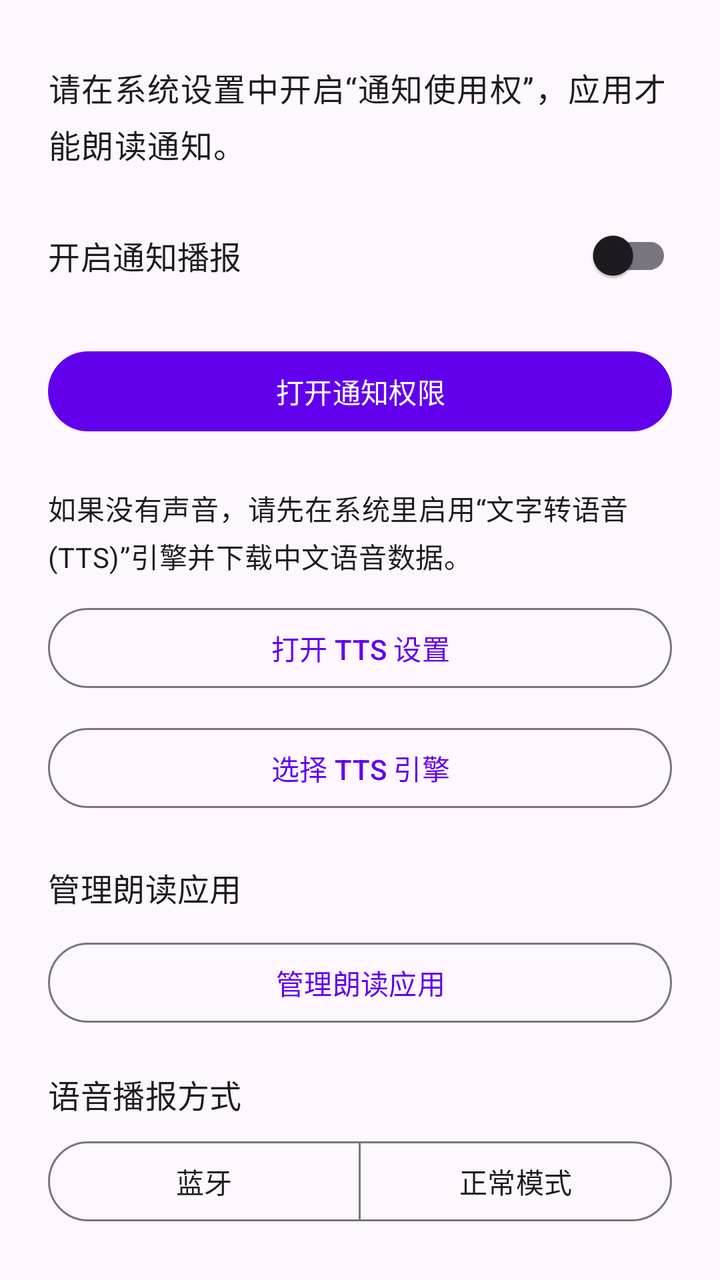
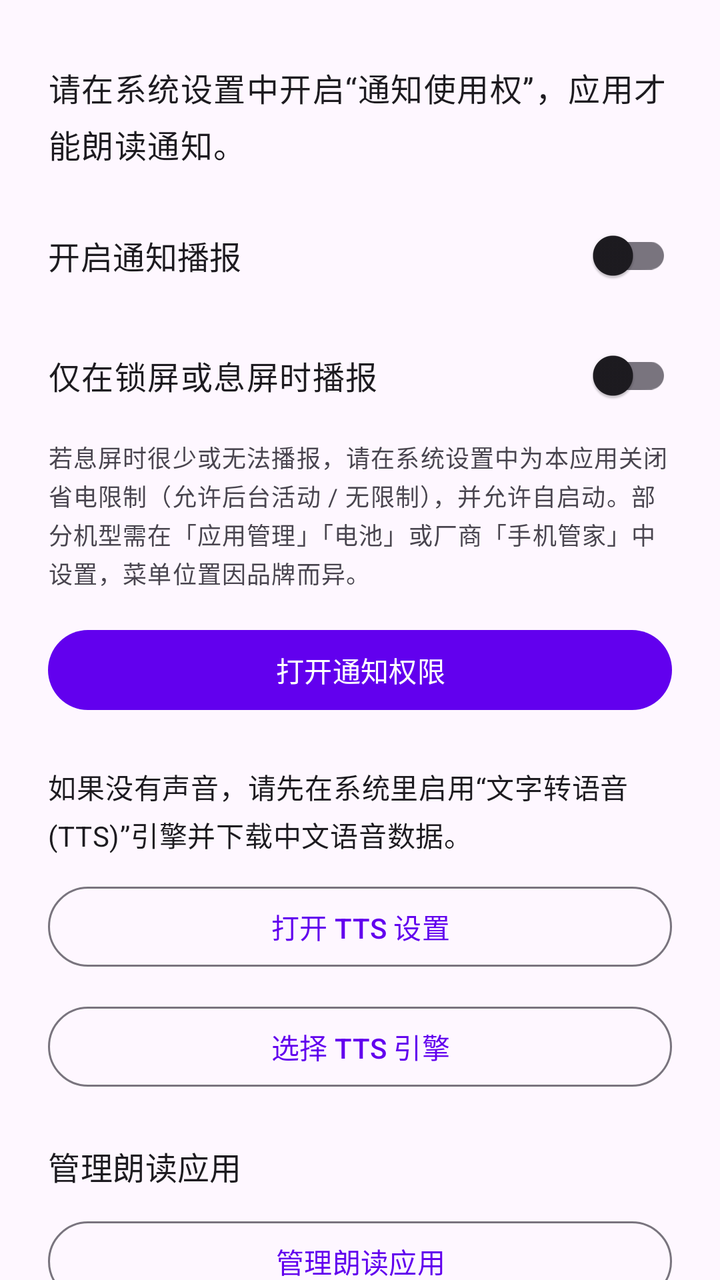

Two renders of the same Android screen: before a commit and after it. Below are the layout's source before the change and the commit's diff.
<!-- AndroidManifest.xml: application theme Theme.NotificationReader2 -->
<!-- res/layout/activity_main.xml -->
<?xml version="1.0" encoding="utf-8"?>
<androidx.constraintlayout.widget.ConstraintLayout xmlns:android="http://schemas.android.com/apk/res/android"
    xmlns:app="http://schemas.android.com/apk/res-auto"
    xmlns:tools="http://schemas.android.com/tools"
    android:layout_width="match_parent"
    android:layout_height="match_parent"
    tools:context=".MainActivity">

    <com.google.android.material.textview.MaterialTextView
        android:id="@+id/hintText"
        android:layout_width="0dp"
        android:layout_height="wrap_content"
        android:layout_marginStart="24dp"
        android:layout_marginEnd="24dp"
        android:layout_marginTop="32dp"
        android:text="@string/notification_access_hint"
        android:textAppearance="?attr/textAppearanceBodyLarge"
        app:layout_constraintEnd_toEndOf="parent"
        app:layout_constraintStart_toStartOf="parent"
        app:layout_constraintTop_toTopOf="parent" />

    <com.google.android.material.switchmaterial.SwitchMaterial
        android:id="@+id/masterReadSwitch"
        android:layout_width="0dp"
        android:layout_height="wrap_content"
        android:layout_marginStart="24dp"
        android:layout_marginEnd="24dp"
        android:layout_marginTop="20dp"
        android:text="@string/master_read_aloud_switch"
        android:textAppearance="?attr/textAppearanceTitleMedium"
        app:layout_constraintEnd_toEndOf="parent"
        app:layout_constraintStart_toStartOf="parent"
        app:layout_constraintTop_toBottomOf="@id/hintText" />

    <com.google.android.material.button.MaterialButton
        android:id="@+id/openAccessButton"
        android:layout_width="0dp"
        android:layout_height="wrap_content"
        android:layout_marginStart="24dp"
        android:layout_marginEnd="24dp"
        android:layout_marginTop="20dp"
        android:text="@string/open_notification_access"
        app:layout_constraintEnd_toEndOf="parent"
        app:layout_constraintStart_toStartOf="parent"
        app:layout_constraintTop_toBottomOf="@id/masterReadSwitch" />

    <com.google.android.material.textview.MaterialTextView
        android:id="@+id/ttsHintText"
        android:layout_width="0dp"
        android:layout_height="wrap_content"
        android:layout_marginStart="24dp"
        android:layout_marginEnd="24dp"
        android:layout_marginTop="24dp"
        android:text="@string/tts_settings_hint"
        android:textAppearance="?attr/textAppearanceBodyMedium"
        app:layout_constraintEnd_toEndOf="parent"
        app:layout_constraintStart_toStartOf="parent"
        app:layout_constraintTop_toBottomOf="@id/openAccessButton" />

    <com.google.android.material.button.MaterialButton
        android:id="@+id/openTtsButton"
        style="?attr/materialButtonOutlinedStyle"
        android:layout_width="0dp"
        android:layout_height="wrap_content"
        android:layout_marginStart="24dp"
        android:layout_marginEnd="24dp"
        android:layout_marginTop="12dp"
        android:text="@string/open_tts_settings"
        app:layout_constraintEnd_toEndOf="parent"
        app:layout_constraintStart_toStartOf="parent"
        app:layout_constraintTop_toBottomOf="@id/ttsHintText" />

    <com.google.android.material.button.MaterialButton
        android:id="@+id/pickTtsEngineButton"
        style="?attr/materialButtonOutlinedStyle"
        android:layout_width="0dp"
        android:layout_height="wrap_content"
        android:layout_marginStart="24dp"
        android:layout_marginEnd="24dp"
        android:layout_marginTop="12dp"
        android:text="@string/pick_tts_engine"
        app:layout_constraintEnd_toEndOf="parent"
        app:layout_constraintStart_toStartOf="parent"
        app:layout_constraintTop_toBottomOf="@id/openTtsButton" />

    <com.google.android.material.textview.MaterialTextView
        android:id="@+id/manageTitle"
        android:layout_width="0dp"
        android:layout_height="wrap_content"
        android:layout_marginStart="24dp"
        android:layout_marginEnd="24dp"
        android:layout_marginTop="24dp"
        android:text="@string/manage_read_aloud_apps"
        android:textAppearance="?attr/textAppearanceTitleMedium"
        app:layout_constraintEnd_toEndOf="parent"
        app:layout_constraintStart_toStartOf="parent"
        app:layout_constraintTop_toBottomOf="@id/pickTtsEngineButton" />

    <com.google.android.material.button.MaterialButton
        android:id="@+id/manageAppsButton"
        style="?attr/materialButtonOutlinedStyle"
        android:layout_width="0dp"
        android:layout_height="wrap_content"
        android:layout_marginStart="24dp"
        android:layout_marginEnd="24dp"
        android:layout_marginTop="12dp"
        android:text="@string/manage_read_aloud_apps"
        app:layout_constraintEnd_toEndOf="parent"
        app:layout_constraintStart_toStartOf="parent"
        app:layout_constraintTop_toBottomOf="@id/manageTitle" />

    <com.google.android.material.textview.MaterialTextView
        android:id="@+id/playbackModeTitle"
        android:layout_width="0dp"
        android:layout_height="wrap_content"
        android:layout_marginStart="24dp"
        android:layout_marginEnd="24dp"
        android:layout_marginTop="20dp"
        android:text="@string/read_aloud_mode_title"
        android:textAppearance="?attr/textAppearanceTitleMedium"
        app:layout_constraintEnd_toEndOf="parent"
        app:layout_constraintStart_toStartOf="parent"
        app:layout_constraintTop_toBottomOf="@id/manageAppsButton" />

    <com.google.android.material.button.MaterialButtonToggleGroup
        android:id="@+id/playbackModeToggleGroup"
        android:layout_width="0dp"
        android:layout_height="wrap_content"
        android:layout_marginStart="24dp"
        android:layout_marginEnd="24dp"
        android:layout_marginTop="8dp"
        app:layout_constraintEnd_toEndOf="parent"
        app:layout_constraintStart_toStartOf="parent"
        app:layout_constraintTop_toBottomOf="@id/playbackModeTitle"
        app:selectionRequired="true"
        app:singleSelection="true">

        <com.google.android.material.button.MaterialButton
            android:id="@+id/modeBluetoothButton"
            style="?attr/materialButtonOutlinedStyle"
            android:layout_width="0dp"
            android:layout_height="wrap_content"
            android:layout_weight="1"
            android:text="@string/read_aloud_mode_bluetooth" />

        <com.google.android.material.button.MaterialButton
            android:id="@+id/modeNormalButton"
            style="?attr/materialButtonOutlinedStyle"
            android:layout_width="0dp"
            android:layout_height="wrap_content"
            android:layout_weight="1"
            android:text="@string/read_aloud_mode_normal" />
    </com.google.android.material.button.MaterialButtonToggleGroup>

    <com.google.android.material.textview.MaterialTextView
        android:id="@+id/headsetStatusText"
        android:layout_width="0dp"
        android:layout_height="wrap_content"
        android:layout_marginStart="24dp"
        android:layout_marginEnd="24dp"
        android:layout_marginTop="16dp"
        android:textAppearance="?attr/textAppearanceBodyMedium"
        app:layout_constraintEnd_toEndOf="parent"
        app:layout_constraintStart_toStartOf="parent"
        app:layout_constraintTop_toBottomOf="@id/playbackModeToggleGroup" />

    <com.google.android.material.textview.MaterialTextView
        android:id="@+id/notifAccessStatusText"
        android:layout_width="0dp"
        android:layout_height="wrap_content"
        android:layout_marginStart="24dp"
        android:layout_marginEnd="24dp"
        android:layout_marginTop="8dp"
        android:textAppearance="?attr/textAppearanceBodyMedium"
        app:layout_constraintEnd_toEndOf="parent"
        app:layout_constraintStart_toStartOf="parent"
        app:layout_constraintTop_toBottomOf="@id/headsetStatusText" />

    <com.google.android.material.textview.MaterialTextView
        android:id="@+id/ttsEngineStatusText"
        android:layout_width="0dp"
        android:layout_height="wrap_content"
        android:layout_marginStart="24dp"
        android:layout_marginEnd="24dp"
        android:layout_marginTop="8dp"
        android:textAppearance="?attr/textAppearanceBodyMedium"
        app:layout_constraintEnd_toEndOf="parent"
        app:layout_constraintStart_toStartOf="parent"
        app:layout_constraintTop_toBottomOf="@id/notifAccessStatusText" />

</androidx.constraintlayout.widget.ConstraintLayout>
<!-- resources referenced by this layout -->
<resources>
  <string name="manage_read_aloud_apps">管理朗读应用</string>
  <string name="master_read_aloud_switch">开启通知播报</string>
  <string name="notification_access_hint">请在系统设置中开启“通知使用权”，应用才能朗读通知。</string>
  <string name="open_notification_access">打开通知权限</string>
  <string name="open_tts_settings">打开 TTS 设置</string>
  <string name="pick_tts_engine">选择 TTS 引擎</string>
  <string name="read_aloud_mode_bluetooth">蓝牙</string>
  <string name="read_aloud_mode_normal">正常模式</string>
  <string name="read_aloud_mode_title">语音播报方式</string>
  <string name="tts_settings_hint">如果没有声音，请先在系统里启用“文字转语音(TTS)”引擎并下载中文语音数据。</string>
  <style name="Theme.NotificationReader2" parent="Theme.Material3.DayNight.NoActionBar">
          <item name="colorPrimary">@color/purple_500</item>
          <item name="colorOnPrimary">@color/white</item>
          <item name="colorSecondary">@color/teal_200</item>
          <item name="colorOnSecondary">@color/black</item>
          <item name="android:statusBarColor" tools:targetApi="l">?attr/colorPrimary</item>
      </style>
  <color name="purple_500">#FF6200EE</color>
  <color name="white">#FFFFFFFF</color>
  <color name="teal_200">#FF03DAC5</color>
  <color name="black">#FF000000</color>
</resources>

<!-- the commit's change to res/layout/activity_main.xml (unified diff, before → after) -->
@@ -32,17 +32,44 @@
         app:layout_constraintStart_toStartOf="parent"
         app:layout_constraintTop_toBottomOf="@id/hintText" />
 
+    <com.google.android.material.switchmaterial.SwitchMaterial
+        android:id="@+id/onlyLockedOrScreenOffSwitch"
+        android:layout_width="0dp"
+        android:layout_height="wrap_content"
+        android:layout_marginStart="24dp"
+        android:layout_marginEnd="24dp"
+        android:layout_marginTop="12dp"
+        android:text="@string/only_locked_or_screen_off_switch"
+        android:textAppearance="?attr/textAppearanceBodyLarge"
+        app:layout_constraintEnd_toEndOf="parent"
+        app:layout_constraintStart_toStartOf="parent"
+        app:layout_constraintTop_toBottomOf="@id/masterReadSwitch" />
+
+    <com.google.android.material.textview.MaterialTextView
+        android:id="@+id/screenOffBatteryHintText"
+        android:layout_width="0dp"
+        android:layout_height="wrap_content"
+        android:layout_marginStart="24dp"
+        android:layout_marginEnd="24dp"
+        android:layout_marginTop="8dp"
+        android:text="@string/screen_off_battery_hint"
+        android:textAppearance="?attr/textAppearanceBodySmall"
+        android:textColor="?android:attr/textColorSecondary"
+        app:layout_constraintEnd_toEndOf="parent"
+        app:layout_constraintStart_toStartOf="parent"
+        app:layout_constraintTop_toBottomOf="@id/onlyLockedOrScreenOffSwitch" />
+
     <com.google.android.material.button.MaterialButton
         android:id="@+id/openAccessButton"
         android:layout_width="0dp"
         android:layout_height="wrap_content"
         android:layout_marginStart="24dp"
         android:layout_marginEnd="24dp"
-        android:layout_marginTop="20dp"
+        android:layout_marginTop="16dp"
         android:text="@string/open_notification_access"
         app:layout_constraintEnd_toEndOf="parent"
         app:layout_constraintStart_toStartOf="parent"
-        app:layout_constraintTop_toBottomOf="@id/masterReadSwitch" />
+        app:layout_constraintTop_toBottomOf="@id/screenOffBatteryHintText" />
 
     <com.google.android.material.textview.MaterialTextView
         android:id="@+id/ttsHintText"
<!-- resource entries referenced after the edit -->
@@ -3,12 +3,14 @@
   <string name="manage_read_aloud_apps">管理朗读应用</string>
   <string name="master_read_aloud_switch">开启通知播报</string>
   <string name="notification_access_hint">请在系统设置中开启“通知使用权”，应用才能朗读通知。</string>
+  <string name="only_locked_or_screen_off_switch">仅在锁屏或息屏时播报</string>
   <string name="open_notification_access">打开通知权限</string>
   <string name="open_tts_settings">打开 TTS 设置</string>
   <string name="pick_tts_engine">选择 TTS 引擎</string>
   <string name="read_aloud_mode_bluetooth">蓝牙</string>
   <string name="read_aloud_mode_normal">正常模式</string>
   <string name="read_aloud_mode_title">语音播报方式</string>
+  <string name="screen_off_battery_hint">若息屏时很少或无法播报，请在系统设置中为本应用关闭省电限制（允许后台活动 / 无限制），并允许自启动。部分机型需在「应用管理」「电池」或厂商「手机管家」中设置，菜单位置因品牌而异。</string>
   <string name="tts_settings_hint">如果没有声音，请先在系统里启用“文字转语音(TTS)”引擎并下载中文语音数据。</string>
   <style name="Theme.NotificationReader2" parent="Theme.Material3.DayNight.NoActionBar">
           <item name="colorPrimary">@color/purple_500</item>
